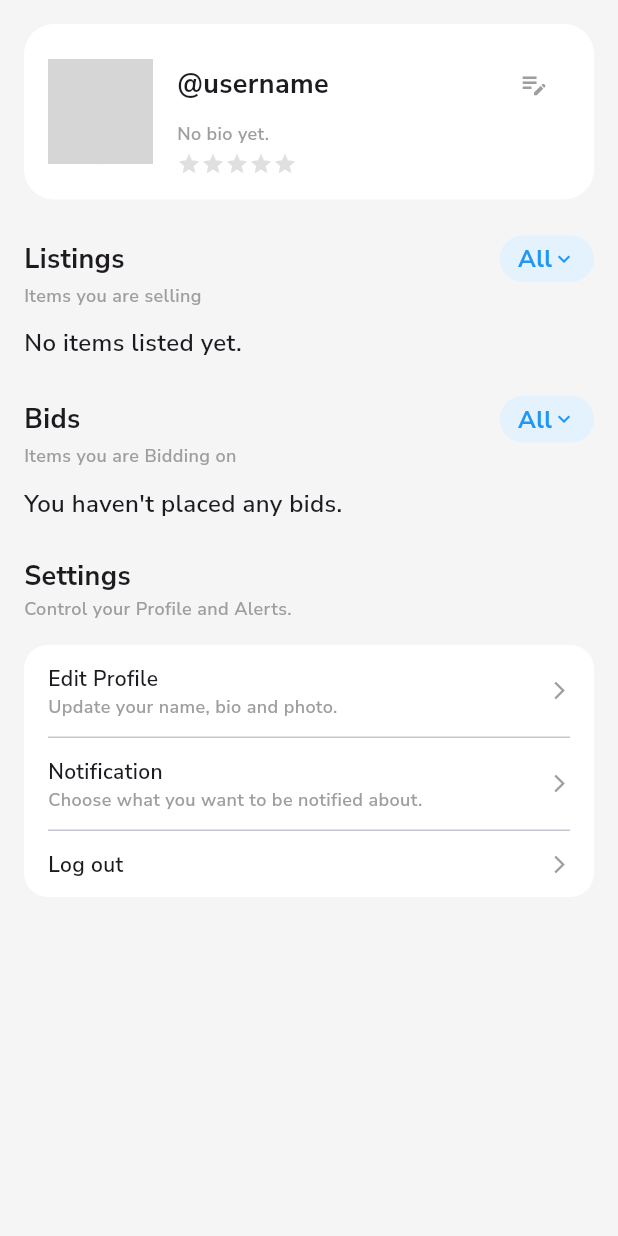
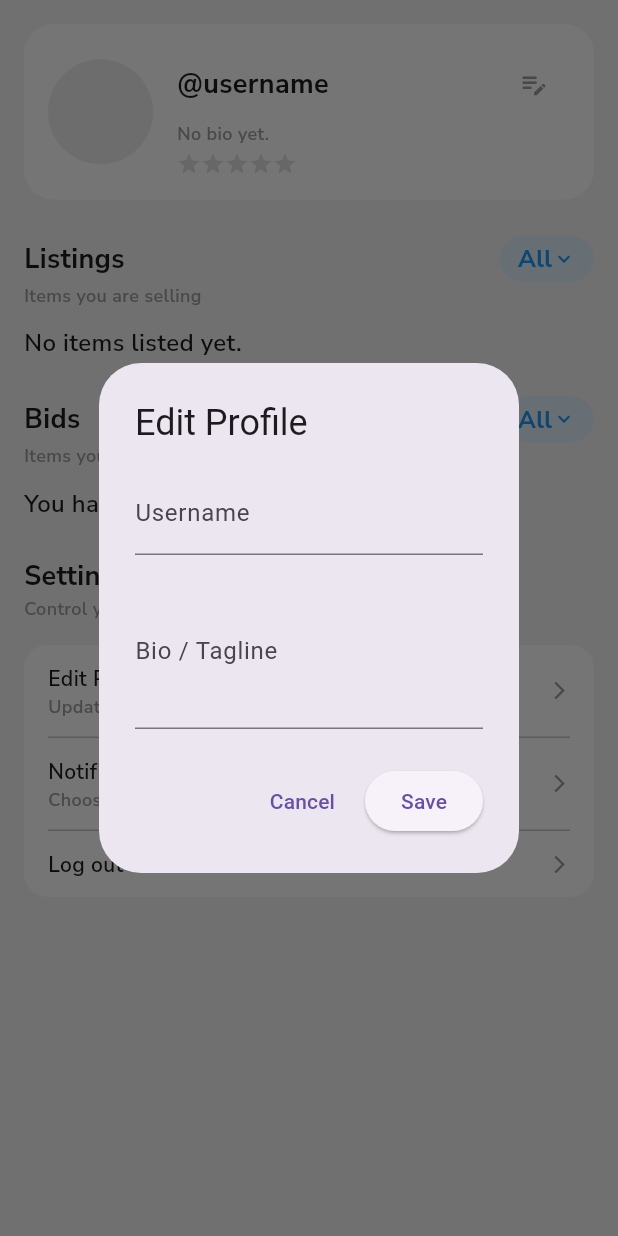
Before and after one commit to Domincee/Baylora, a Flutter app: the ProfileScreen screen opened directly, after a tap on "Edit Profile", on a phone screen of 412 x 824 dp. Run offline on Flutter 3.47's test engine with Material 3 defaults, Android fonts, the phone set to English and light mode, and no system bars; our stand-ins replace flutter_dotenv, flutter_easyloading, flutter_riverpod, flutter_svg, supabase_flutter; accounts and stored records are empty; network calls fail; project files that could hold a hidden picture were left out; grey boxes are pictures that could not be loaded.

Commit message:
global updated

```diff
--- a/lib/feature/home/home_screen.dart
+++ b/lib/feature/home/home_screen.dart
@@ -26,10 +26,7 @@ class _HomeScreenState extends ConsumerState<HomeScreen> {
   }
 
   Future<void> _refreshItems() async {
-    // Invalidate the provider for the current filter to force a re-fetch
     ref.invalidate(homeItemsProvider(selectedFilter));
-
-    // Optionally wait for the new value
     try {
       await ref.read(homeItemsProvider(selectedFilter).future);
     } catch (_) {}
@@ -37,7 +34,6 @@ class _HomeScreenState extends ConsumerState<HomeScreen> {
 
   @override
   Widget build(BuildContext context) {
-    // Watch the provider. It returns an AsyncValue<List<Map...>>
     final itemsAsync = ref.watch(homeItemsProvider(selectedFilter));
 
     return Scaffold(
--- a/lib/feature/profile/profile_screen.dart
+++ b/lib/feature/profile/profile_screen.dart
@@ -1,124 +1,118 @@
-import 'package:baylora_prjct/feature/profile/service/profile_service.dart';
+import 'package:baylora_prjct/feature/home/provider/home_provider.dart';
+import 'package:baylora_prjct/feature/profile/provider/profile_provider.dart';
 import 'package:baylora_prjct/feature/profile/widgets/bid_card.dart';
+import 'package:baylora_prjct/feature/profile/widgets/edit_profile_dialog.dart';
 import 'package:baylora_prjct/feature/profile/widgets/listing_card.dart';
 import 'package:baylora_prjct/feature/profile/widgets/profile_header.dart';
 import 'package:baylora_prjct/feature/profile/widgets/section_header.dart';
 import 'package:baylora_prjct/feature/profile/widgets/settings_tile.dart';
 import 'package:flutter/material.dart';
+import 'package:flutter_riverpod/flutter_riverpod.dart';
 
-class ProfileScreen extends StatefulWidget {
+class ProfileScreen extends ConsumerWidget {
   const ProfileScreen({super.key});
 
-  @override
-  State<ProfileScreen> createState() => _ProfileScreenState();
-}
-
-class _ProfileScreenState extends State<ProfileScreen> {
-  final ProfileService _profileService = ProfileService();
-
-  // --- EDIT DIALOG ---
-  void _showEditProfileDialog(BuildContext context, String currentBio, String currentFirst, String currentLast) {
-    final firstController = TextEditingController(text: currentFirst);
-    final lastController = TextEditingController(text: currentLast);
-    final bioController = TextEditingController(text: currentBio);
-
+  void _showEditProfileDialog(BuildContext context, WidgetRef ref, Map<String, dynamic> profile) {
     showDialog(
       context: context,
-      builder: (dialogContext) => AlertDialog(
-        title: const Text("Edit Profile"),
-        content: Column(
-          mainAxisSize: MainAxisSize.min,
-          children: [
-            TextField(
-              controller: firstController,
-              decoration: const InputDecoration(labelText: "First Name"),
-            ),
-            const SizedBox(height: 12),
-            TextField(
-              controller: lastController,
-              decoration: const InputDecoration(labelText: "Last Name"),
-            ),
-            const SizedBox(height: 12),
-            TextField(
-              controller: bioController,
-              decoration: const InputDecoration(labelText: "Bio / Tagline"),
-              maxLines: 3,
-            ),
-          ],
-        ),
-        actions: [
-          TextButton(
-            onPressed: () => Navigator.pop(dialogContext),
-            child: const Text("Cancel"),
-          ),
-          ElevatedButton(
-            onPressed: () async {
-              final fName = firstController.text;
-              final lName = lastController.text;
-              final bioText = bioController.text;
+      builder: (context) => EditProfileDialog(
+        username: profile['username'] ?? '',
+        bio: profile['bio'] ?? '',
+        onSave: ({required username, required bio}) async {
+           final profileService = ref.read(profileServiceProvider);
 
-              await _profileService.updateProfile(
-                firstName: fName,
-                lastName: lName,
-                bio: bioText,
+           await profileService.updateProfile(
+             username: username,
+             bio: bio,
            );
 
-              if (dialogContext.mounted) {
-                Navigator.pop(dialogContext);
-              }
+           // Invalidate the provider to force a refresh
+           ref.invalidate(userProfileProvider);
+
+           // Invalidate Home items so they reflect the new username/avatar immediately
+           ref.invalidate(homeItemsProvider("All"));
+           ref.invalidate(homeItemsProvider("New"));
+           ref.invalidate(homeItemsProvider("Hot"));
+           ref.invalidate(homeItemsProvider("Ending"));
         },
-            child: const Text("Save"),
-          ),
-        ],
       ),
     );
   }
 
   @override
-  Widget build(BuildContext context) {
+  Widget build(BuildContext context, WidgetRef ref) {
+    final profileAsync = ref.watch(userProfileProvider);
+
     return Scaffold(
       backgroundColor: const Color(0xFFF5F5F5),
-      body: SingleChildScrollView(
+      body: profileAsync.when(
+        data: (profile) => SingleChildScrollView(
           padding: const EdgeInsets.all(16.0),
           child: Column(
             crossAxisAlignment: CrossAxisAlignment.start,
             children: [
-
-            // --- 1. PROFILE HEADER ---
-            StreamBuilder<Map<String, dynamic>>(
-              stream: _profileService.myProfileStream,
-              builder: (context, snapshot) {
-                if (!snapshot.hasData) return const Center(child: CircularProgressIndicator());
-                final profile = snapshot.data!;
-
-                return ProfileHeader(
+              ProfileHeader(
                 avatarUrl: profile['avatar_url'] ?? 'https://i.pravatar.cc/150?img=12',
                 name: profile['full_name'] ?? 'User',
                 username: profile['username'] ?? '@username',
                 bio: profile['bio'] ?? 'No bio yet.',
                 rating: (profile['rating'] ?? 0.0).toDouble(),
-                  onEdit: () => _showEditProfileDialog(
-                    context,
-                    profile['bio'] ?? '',
-                    profile['first_name'] ?? '',
-                    profile['last_name'] ?? ''
-                  ),
-                );
-              },
+                onEdit: () => _showEditProfileDialog(context, ref, profile),
               ),
               const SizedBox(height: 24),
 
-            // --- 2. LISTINGS SECTION ---
               const SectionHeader(title: "Listings", subTitle: "Items you are selling"),
               const SizedBox(height: 12),
+              const _ListingsList(),
 
-            StreamBuilder<List<Map<String, dynamic>>>(
-              stream: _profileService.myListingsStream,
-              builder: (context, snapshot) {
-                if (snapshot.connectionState == ConnectionState.waiting) {
-                  return const LinearProgressIndicator();
+              const SizedBox(height: 24),
+
+              const SectionHeader(title: "Bids", subTitle: "Items you are Bidding on"),
+              const SizedBox(height: 12),
+              const _BidsList(),
+
+              const SizedBox(height: 24),
+
+              const Text("Settings", style: TextStyle(fontSize: 18, fontWeight: FontWeight.bold)),
+              const Text("Control your Profile and Alerts.", style: TextStyle(color: Colors.grey, fontSize: 12)),
+              const SizedBox(height: 16),
+
+              Container(
+                decoration: BoxDecoration(color: Colors.white, borderRadius: BorderRadius.circular(16)),
+                child: Column(
+                  children: [
+                    SettingsTile(
+                      title: "Edit Profile",
+                      subtitle: "Update your name, bio and photo.",
+                      onTap: () => _showEditProfileDialog(context, ref, profile),
+                    ),
+                    const Divider(height: 1, indent: 16, endIndent: 16),
+                    const SettingsTile(title: "Notification", subtitle: "Choose what you want to be notified about."),
+                    const Divider(height: 1, indent: 16, endIndent: 16),
+                    const SettingsTile(title: "Log out", hideSubtitle: true),
+                  ],
+                ),
+              ),
+              const SizedBox(height: 40),
+            ],
+          ),
+        ),
+        loading: () => const Center(child: CircularProgressIndicator()),
+        error: (err, stack) => Center(child: Text("Error: $err")),
+      ),
+    );
   }
-                final listings = snapshot.data ?? [];
+}
+
+class _ListingsList extends ConsumerWidget {
+  const _ListingsList();
+
+  @override
+  Widget build(BuildContext context, WidgetRef ref) {
+    final listingsAsync = ref.watch(myListingsProvider);
+
+    return listingsAsync.when(
+      data: (listings) {
         if (listings.isEmpty) return const Text("No items listed yet.");
 
         return ListView.separated(
@@ -128,47 +122,37 @@ class _ProfileScreenState extends State<ProfileScreen> {
           separatorBuilder: (context, index) => const SizedBox(height: 12),
           itemBuilder: (context, index) {
             final item = listings[index];
-
-                    // Handle image array safely
-                    String? imageUrl;
-                    if (item['images'] != null && (item['images'] as List).isNotEmpty) {
-                      imageUrl = item['images'][0];
-                    }
-
-                    // Parse tags safely
-                    List<String> tags = [];
-                    if (item['tags'] != null) {
-                      tags = List<String>.from(item['tags']);
-                    }
+            final images = item['images'] as List?;
+            final tags = item['tags'] != null ? List<String>.from(item['tags']) : <String>[];
 
             return ListingCard(
               title: item['title'] ?? 'Untitled',
               price: item['price']?.toString(),
-                      subtitle: item['swap_preference'], // Matches "Looking for..."
+              subtitle: item['swap_preference'],
               tags: tags,
               offers: "${item['offer_count'] ?? 0} Offers",
               postedTime: "Recently",
               status: item['status'] ?? 'Active',
-                      imageUrl: imageUrl,
+              imageUrl: (images != null && images.isNotEmpty) ? images[0] : null,
             );
           },
         );
       },
-            ),
+      loading: () => const LinearProgressIndicator(),
+      error: (err, stack) => Text("Error loading listings: $err"),
+    );
+  }
+}
 
-            const SizedBox(height: 24),
+class _BidsList extends ConsumerWidget {
+  const _BidsList();
 
-            // --- 3. BIDS SECTION ---
-            const SectionHeader(title: "Bids", subTitle: "Items you are Bidding on"),
-            const SizedBox(height: 12),
+  @override
+  Widget build(BuildContext context, WidgetRef ref) {
+    final bidsAsync = ref.watch(myBidsProvider);
 
-            StreamBuilder<List<Map<String, dynamic>>>(
-              stream: _profileService.myBidsStream,
-              builder: (context, snapshot) {
-                if (snapshot.connectionState == ConnectionState.waiting) {
-                  return const LinearProgressIndicator();
-                }
-                final bids = snapshot.data ?? [];
+    return bidsAsync.when(
+      data: (bids) {
         if (bids.isEmpty) return const Text("You haven't placed any bids.");
 
         return ListView.separated(
@@ -178,9 +162,9 @@ class _ProfileScreenState extends State<ProfileScreen> {
           separatorBuilder: (context, index) => const SizedBox(height: 12),
           itemBuilder: (context, index) {
             final bid = bids[index];
-                    final item = bid['items']; // The joined item data
+            final item = bid['items'];
+            final images = item != null ? item['images'] as List? : null;
 
-                    // Determine what to show: Cash or Trade Text
             String myOfferText = "Unknown Offer";
             if (bid['cash_offer'] != null) {
                myOfferText = "P${bid['cash_offer']}";
@@ -194,46 +178,14 @@ class _ProfileScreenState extends State<ProfileScreen> {
               timer: "Ends soon",
               postedTime: "Recently",
               status: item != null ? (item['status'] ?? 'Active') : 'Active',
-                      extraStatus: bid['status'], // e.g. "Winning"
-                      imageUrl: (item != null && item['images'] != null && (item['images'] as List).isNotEmpty)
-                          ? item['images'][0]
-                          : null,
+              extraStatus: bid['status'],
+              imageUrl: (images != null && images.isNotEmpty) ? images[0] : null,
             );
           },
         );
       },
-            ),
-
-            const SizedBox(height: 24),
-
-            // --- 4. SETTINGS SECTION ---
-            const Text("Settings", style: TextStyle(fontSize: 18, fontWeight: FontWeight.bold)),
-            const Text("Control your Profile and Alerts.", style: TextStyle(color: Colors.grey, fontSize: 12)),
-            const SizedBox(height: 16),
-            Container(
-              decoration: BoxDecoration(color: Colors.white, borderRadius: BorderRadius.circular(16)),
-              child: Column(
-                children: [
-                  SettingsTile(
-                    title: "Edit Profile",
-                    subtitle: "Update your name, bio and photo.",
-                    onTap: () {
-                      // Trigger edit dialog manually if needed
-                      // Note: We need profile data here to prepopulate, which is inside StreamBuilder above.
-                      // Ideally, store profile data in state or use a provider.
-                    }
-                  ),
-                  const Divider(height: 1, indent: 16, endIndent: 16),
-                  const SettingsTile(title: "Notification", subtitle: "Choose what you want to be notified about."),
-                  const Divider(height: 1, indent: 16, endIndent: 16),
-                  const SettingsTile(title: "Log out", hideSubtitle: true),
-                ],
-              ),
-            ),
-            const SizedBox(height: 40),
-          ],
-        ),
-      ),
+      loading: () => const LinearProgressIndicator(),
+      error: (err, stack) => Text("Error loading bids: $err"),
     );
   }
 }
```
Lines whose indentation alone changed are shown as unchanged.
